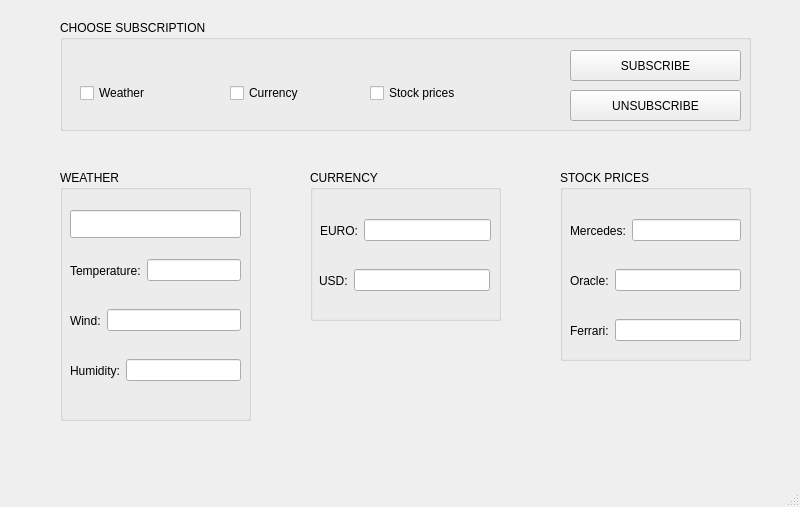
Above: SubscriptionServer/subsriptionserver.ui from smooooth-operator/subscription-server before the change. Below: the same form after it.
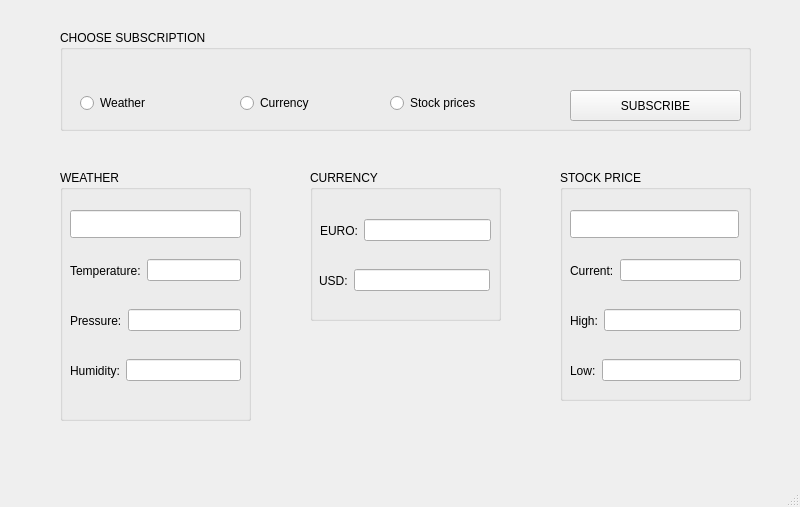
That is the form after the change.

Patch:
```diff
--- a/SubscriptionServer/subsriptionserver.ui
+++ b/SubscriptionServer/subsriptionserver.ui
@@ -18,71 +18,19 @@
     <property name="geometry">
      <rect>
       <x>60</x>
-      <y>20</y>
+      <y>30</y>
       <width>691</width>
-      <height>111</height>
+      <height>101</height>
      </rect>
     </property>
     <property name="title">
      <string>CHOOSE SUBSCRIPTION</string>
     </property>
-    <widget class="QPushButton" name="pushButton_unsubscribe">
-     <property name="geometry">
-      <rect>
-       <x>510</x>
-       <y>70</y>
-       <width>171</width>
-       <height>31</height>
-      </rect>
-     </property>
-     <property name="text">
-      <string>UNSUBSCRIBE</string>
-     </property>
-    </widget>
-    <widget class="QCheckBox" name="checkBox_stock">
-     <property name="geometry">
-      <rect>
-       <x>310</x>
-       <y>60</y>
-       <width>121</width>
-       <height>26</height>
-      </rect>
-     </property>
-     <property name="text">
-      <string>Stock prices</string>
-     </property>
-    </widget>
-    <widget class="QCheckBox" name="checkBox_currency">
-     <property name="geometry">
-      <rect>
-       <x>170</x>
-       <y>60</y>
-       <width>101</width>
-       <height>26</height>
-      </rect>
-     </property>
-     <property name="text">
-      <string>Currency</string>
-     </property>
-    </widget>
-    <widget class="QCheckBox" name="checkBox_weather">
-     <property name="geometry">
-      <rect>
-       <x>20</x>
-       <y>60</y>
-       <width>101</width>
-       <height>26</height>
-      </rect>
-     </property>
-     <property name="text">
-      <string>Weather</string>
-     </property>
-    </widget>
     <widget class="QPushButton" name="pushButton_subscribe">
      <property name="geometry">
       <rect>
        <x>510</x>
-       <y>30</y>
+       <y>60</y>
        <width>171</width>
        <height>31</height>
       </rect>
@@ -91,6 +39,45 @@
       <string>SUBSCRIBE</string>
      </property>
     </widget>
+    <widget class="QRadioButton" name="radioButton_weather">
+     <property name="geometry">
+      <rect>
+       <x>20</x>
+       <y>60</y>
+       <width>112</width>
+       <height>26</height>
+      </rect>
+     </property>
+     <property name="text">
+      <string>Weather</string>
+     </property>
+    </widget>
+    <widget class="QRadioButton" name="radioButton_currency">
+     <property name="geometry">
+      <rect>
+       <x>180</x>
+       <y>60</y>
+       <width>112</width>
+       <height>26</height>
+      </rect>
+     </property>
+     <property name="text">
+      <string>Currency</string>
+     </property>
+    </widget>
+    <widget class="QRadioButton" name="radioButton_stock">
+     <property name="geometry">
+      <rect>
+       <x>330</x>
+       <y>60</y>
+       <width>112</width>
+       <height>26</height>
+      </rect>
+     </property>
+     <property name="text">
+      <string>Stock prices</string>
+     </property>
+    </widget>
    </widget>
    <widget class="QGroupBox" name="groupBox_2">
     <property name="geometry">
@@ -149,7 +136,7 @@
       <item>
        <widget class="QLabel" name="label_2">
         <property name="text">
-         <string>Wind:</string>
+         <string>Pressure:</string>
         </property>
        </widget>
       </item>
@@ -244,39 +231,17 @@
       <x>560</x>
       <y>170</y>
       <width>191</width>
-      <height>191</height>
+      <height>231</height>
      </rect>
     </property>
     <property name="title">
-     <string>STOCK PRICES</string>
+     <string>STOCK PRICE</string>
     </property>
-    <widget class="QWidget" name="horizontalLayoutWidget_6">
-     <property name="geometry">
-      <rect>
-       <x>10</x>
-       <y>40</y>
-       <width>171</width>
-       <height>41</height>
-      </rect>
-     </property>
-     <layout class="QHBoxLayout" name="horizontalLayout_6">
-      <item>
-       <widget class="QLabel" name="label_6">
-        <property name="text">
-         <string>Mercedes:</string>
-        </property>
-       </widget>
-      </item>
-      <item>
-       <widget class="QLineEdit" name="lineEdit_mercedes"/>
-      </item>
-     </layout>
-    </widget>
     <widget class="QWidget" name="horizontalLayoutWidget_7">
      <property name="geometry">
       <rect>
        <x>10</x>
-       <y>90</y>
+       <y>80</y>
        <width>171</width>
        <height>41</height>
       </rect>
@@ -285,7 +250,7 @@
       <item>
        <widget class="QLabel" name="label_7">
         <property name="text">
-         <string>Oracle:</string>
+         <string>Current:</string>
         </property>
        </widget>
       </item>
@@ -298,7 +263,7 @@
      <property name="geometry">
       <rect>
        <x>10</x>
-       <y>140</y>
+       <y>130</y>
        <width>171</width>
        <height>41</height>
       </rect>
@@ -307,12 +272,44 @@
       <item>
        <widget class="QLabel" name="label_8">
         <property name="text">
-         <string>Ferrari:</string>
+         <string>High:</string>
         </property>
        </widget>
       </item>
       <item>
-       <widget class="QLineEdit" name="lineEdit_ferarri"/>
+       <widget class="QLineEdit" name="lineEdit_stockHigh"/>
+      </item>
+     </layout>
+    </widget>
+    <widget class="QLineEdit" name="lineEdit_stockSymbol">
+     <property name="geometry">
+      <rect>
+       <x>10</x>
+       <y>40</y>
+       <width>169</width>
+       <height>28</height>
+      </rect>
+     </property>
+    </widget>
+    <widget class="QWidget" name="horizontalLayoutWidget_9">
+     <property name="geometry">
+      <rect>
+       <x>10</x>
+       <y>180</y>
+       <width>171</width>
+       <height>41</height>
+      </rect>
+     </property>
+     <layout class="QHBoxLayout" name="horizontalLayout_9">
+      <item>
+       <widget class="QLabel" name="label_9">
+        <property name="text">
+         <string>Low:</string>
+        </property>
+       </widget>
+      </item>
+      <item>
+       <widget class="QLineEdit" name="lineEdit_stockLow"/>
       </item>
      </layout>
     </widget>
```
Left out of the diff: 6 changed lines with no effect on the pictures.
